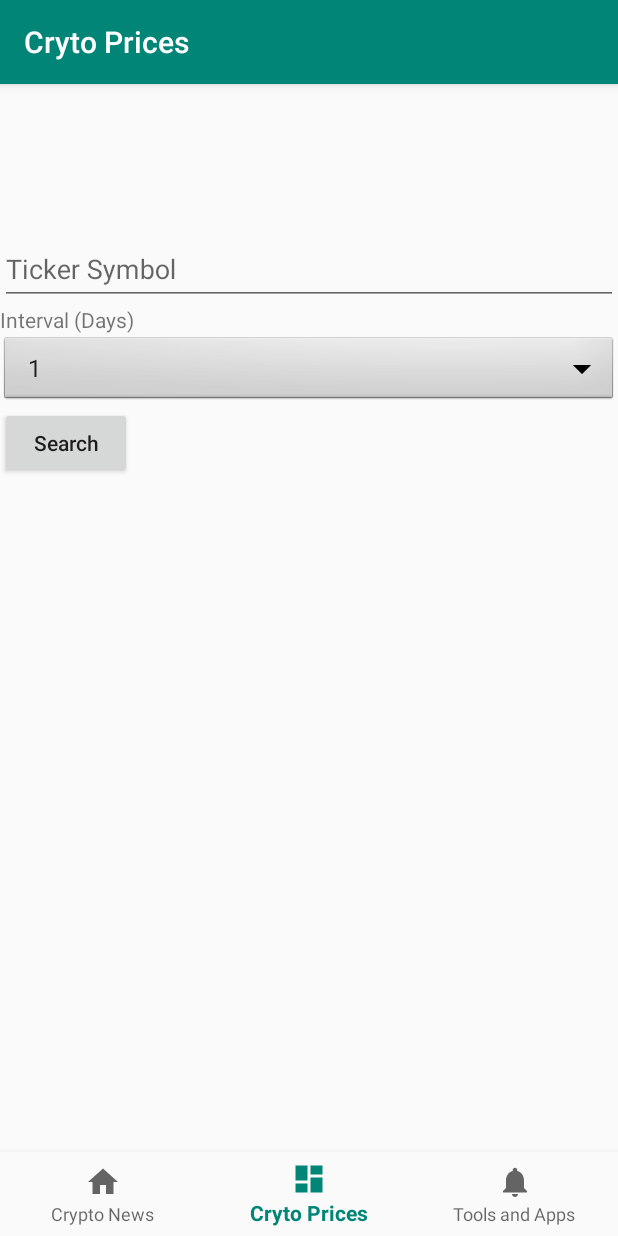
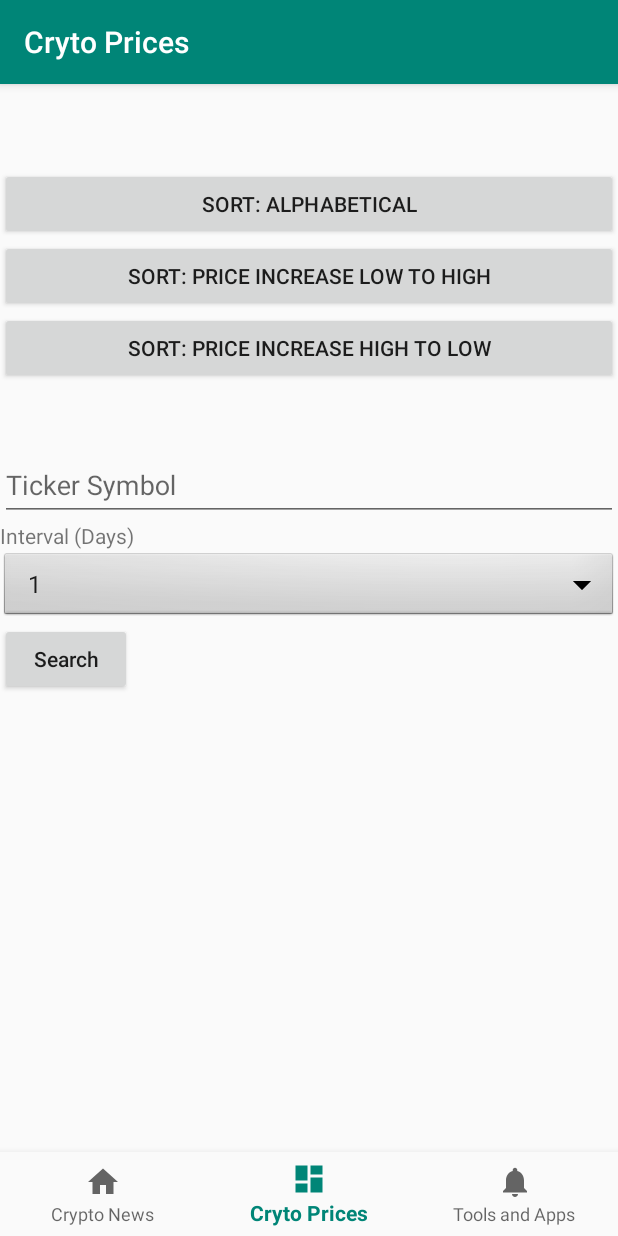
Before and after one commit to UWTech/CryptoInformer, an Android app: the CryptoPricesFragment screen opened through its navigation route, on a phone screen of 412 x 824 dp. Run offline under Robolectric (Android 15) with nearby library versions, the phone set to English and light mode, and no system bars; our stand-ins replace navigation-ui; libraries missing offline, so code that uses them is left out: com.github.twocoffeesoneteam.glidetovectoryou; network calls fail; pictures from the network do not load; 1 statement that could not run was skipped.

Commit message:
final
added sorting for prices
added alphabetical sort
added low to high price change sort
added high to low price change sort

```diff
--- a/app/src/main/res/layout/fragment_prices.xml
+++ b/app/src/main/res/layout/fragment_prices.xml
@@ -11,7 +11,29 @@ android:fillViewport="false">
     android:layout_height="match_parent"
     android:id="@+id/price_linear_layout"
     android:gravity="center" >
-    <TextView
+
+        <Button
+            android:id="@+id/crypto_price_sort_alphabetical_button"
+            android:layout_width="match_parent"
+            android:layout_height="wrap_content"
+            android:text="@string/sort_alphabetical"
+            android:onClick="sortCryptoAlphabetically"/>
+
+        <Button
+            android:id="@+id/crypto_price_change_low_to_high_button"
+            android:layout_width="match_parent"
+            android:layout_height="wrap_content"
+            android:text="@string/sort_price_change_low_high"
+            android:onClick="sortCryptoPriceChangeLowToHigh"/>
+
+        <Button
+            android:id="@+id/crypto_price_change_high_to_low_button"
+            android:layout_width="match_parent"
+            android:layout_height="wrap_content"
+            android:text="@string/sort_price_change_high_low"
+            android:onClick="sortCryptoPriceChangeHighToLow"/>
+
+        <TextView
         android:id="@+id/prices"
         android:layout_width="match_parent"
         android:layout_height="wrap_content"
@@ -65,5 +87,5 @@ android:fillViewport="false">
 
     </com.google.android.material.textfield.TextInputLayout>
 
-</LinearLayout>
+    </LinearLayout>
 </ScrollView>
--- a/app/src/main/res/layout/fragment_tools_and_apps.xml
+++ b/app/src/main/res/layout/fragment_tools_and_apps.xml
@@ -15,21 +15,21 @@ android:fillViewport="false">
         android:layout_width="match_parent"
         android:layout_height="wrap_content"
         android:onClick="sortAppsAlphabetically"
-        android:text="Sort: Alphabetical" />
+        android:text="@string/sort_alphabetical" />
 
     <Button
         android:id="@+id/high_to_low_button"
         android:layout_width="match_parent"
         android:layout_height="wrap_content"
         android:onClick="sortAppsHighToLow"
-        android:text="Sort By Rating: High to Low" />
+        android:text="@string/sort_rating_high_low" />
 
     <Button
         android:id="@+id/low_to_high_button"
         android:layout_width="match_parent"
         android:layout_height="wrap_content"
         android:onClick="sortAppsLowToHigh"
-        android:text="Sort By Rating: Low to High" />
+        android:text="@string/sort_rating_low_high" />
 
     <TextView
         android:id="@+id/text_notifications"
--- a/app/src/main/res/values/strings.xml
+++ b/app/src/main/res/values/strings.xml
@@ -7,6 +7,13 @@
     <string name="search_text">Search</string>
     <string name="interval_dropdown_label">Interval (Days)</string>
     <string name="interval_text">Interval (days)</string>
+
+    <string name="sort_alphabetical">Sort: Alphabetical</string>
+    <string name="sort_price_change_low_high">Sort: Price Increase Low to High</string>
+    <string name="sort_price_change_high_low">Sort: Price increase High to Low</string>
+
+    <string name="sort_rating_high_low">"Sort By Rating: High to Low"</string>
+    <string name="sort_rating_low_high">"Sort By Rating: Low to High"</string>
     <string-array name="interval_array">
         <item>1</item>
         <item>7</item>
```
Also changed, not shown: app/src/main/java/com/example/cryptoinformer/MainActivity.java (+73 -17 lines), app/src/main/java/com/example/cryptoinformer/ui/crypto_prices/CryptoPricesFragment.java (+35 -0 lines).
